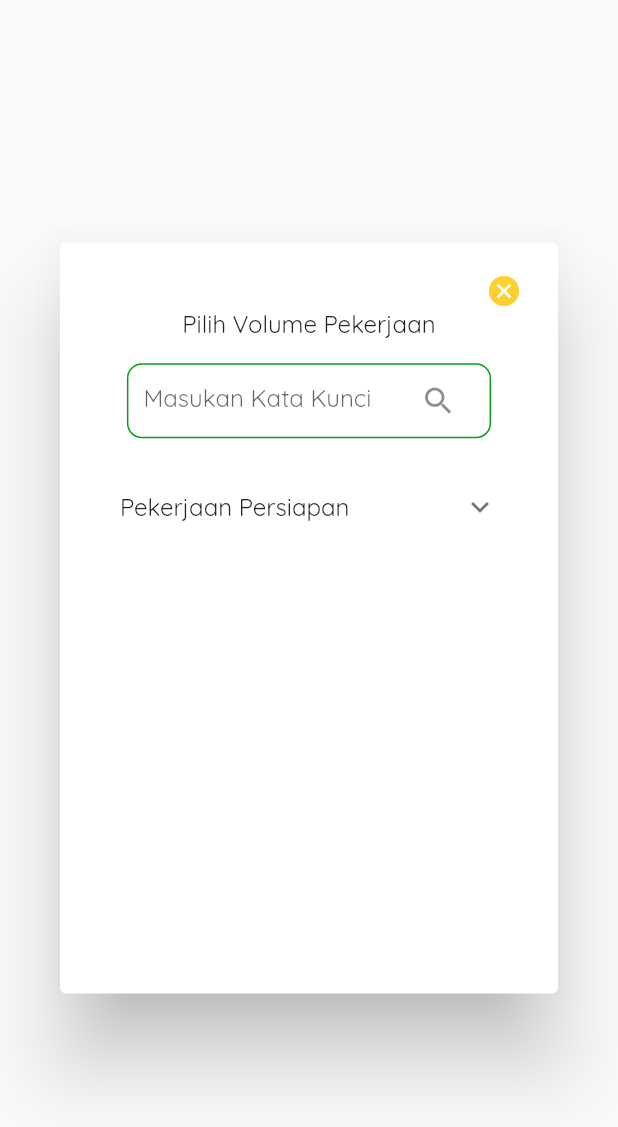
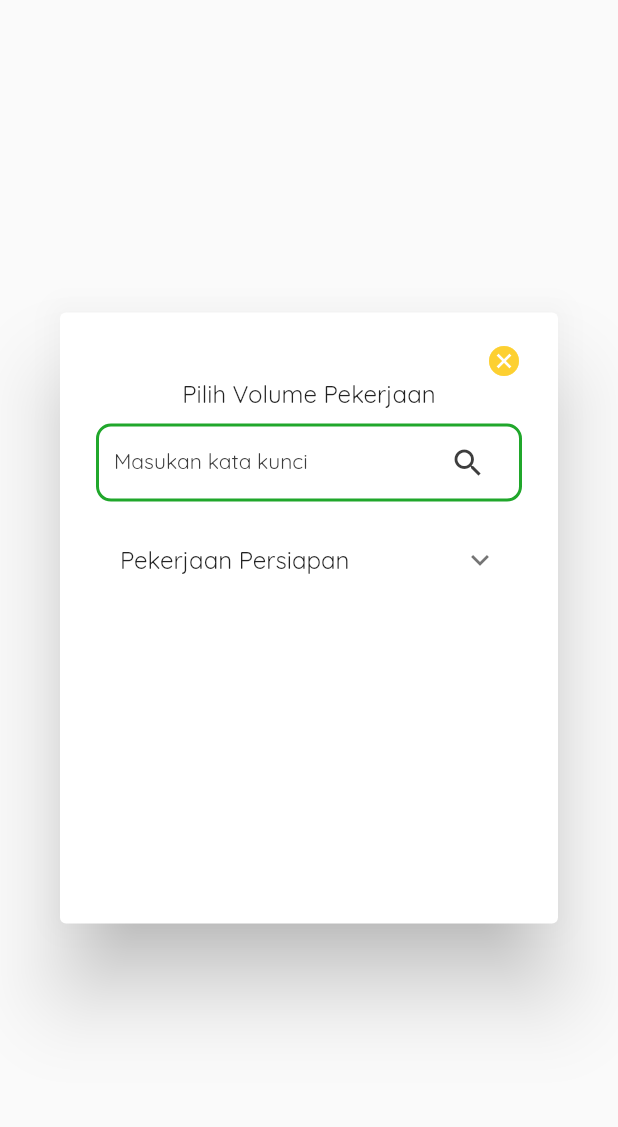
Before and after one commit to Beecons-Intern/Estimator.id, a Flutter app: the AlertAmbilVolume widget shown alone on an empty page, opened directly with empty values, on a phone screen of 412 x 824 dp. Shown: the top 1127 px of the screen. Run offline on Flutter 3.47's test engine with Material 2 defaults, Android fonts, the phone set to English and light mode, and no system bars; our stand-ins replace barcode_widget, dotted_border, dotted_line, fl_chart, flutter_svg, lottie and 2 more; missing offline and left inert: barcode, dart:ffi.

Commit message:
update alert ambil volume

```diff
--- a/lib/app/screens/Edit Volume/component/alert_ambil_volume.dart
+++ b/lib/app/screens/Edit Volume/component/alert_ambil_volume.dart
@@ -2,8 +2,6 @@ import 'dart:ui';
 
 import 'package:estimator_id/app/utilities/colors.dart';
 import 'package:flutter/material.dart';
-
-import '../../../Widget/search.dart';
 
 class AlertAmbilVolume extends StatefulWidget {
   const AlertAmbilVolume({
@@ -20,7 +18,6 @@ class AlertAmbilVolume extends StatefulWidget {
 class _AlertAmbilVolumeState extends State<AlertAmbilVolume> {
   @override
   Widget build(BuildContext context) {
-    int? hide;
     return AlertDialog(
       content: Column(
         crossAxisAlignment: CrossAxisAlignment.start,
@@ -45,10 +42,26 @@ class _AlertAmbilVolumeState extends State<AlertAmbilVolume> {
                   fontWeight: FontWeight.w400),
             ),
           ),
-          Searching(size: widget.size),
+
+          ///searching
+          Container(
+            margin: const EdgeInsets.symmetric(vertical: 10),
+            padding: const EdgeInsets.symmetric(horizontal: 10),
+            decoration: BoxDecoration(
+                border: Border.all(color: primary900, width: 2),
+                borderRadius: BorderRadius.circular(10)),
+            child: const TextField(
+              decoration: InputDecoration(
+                hintText: 'Masukan kata kunci',
+                hintStyle: TextStyle(fontSize: 14, color: neutral400),
+                suffixIcon: Icon(Icons.search, color: neutral400),
+                border: InputBorder.none,
+              ),
+            ),
+          ),
           SizedBox(
             width: widget.size.width,
-            height: widget.size.height * 0.4,
+            height: widget.size.height * 0.3,
             child: ListView.builder(
               itemCount: 1,
               itemBuilder: (context, index) => ExpansionTile(
@@ -246,7 +259,7 @@ class _AlertAmbilVolumeState extends State<AlertAmbilVolume> {
                                   style: TextStyle(fontSize: 12),
                                 ),
                                 Text(
-                                  "45",
+                                  "0.00",
                                   style: TextStyle(
                                     fontSize: 12,
                                     color: accentBrown400,
@@ -254,7 +267,7 @@ class _AlertAmbilVolumeState extends State<AlertAmbilVolume> {
                                 )
                               ],
                             ),
-                            SizedBox(width: widget.size.width * 0.185),
+                            SizedBox(width: widget.size.width * 0.16),
                             Column(
                               crossAxisAlignment: CrossAxisAlignment.start,
                               children: const [
--- a/lib/app/screens/Edit Volume/component/searching.dart
+++ /dev/null
@@ -1,27 +0,0 @@
-import 'package:estimator_id/app/utilities/colors.dart';
-import 'package:flutter/material.dart';
-
-class Searching extends StatelessWidget {
-  const Searching({
-    Key? key,
-  }) : super(key: key);
-
-  @override
-  Widget build(BuildContext context) {
-    return Container(
-      margin: const EdgeInsets.all(10),
-      padding: const EdgeInsets.symmetric(horizontal: 10),
-      decoration: BoxDecoration(
-          border: Border.all(color: primary900, width: 2),
-          borderRadius: BorderRadius.circular(10)),
-      child: const TextField(
-        decoration: InputDecoration(
-          hintText: 'Masukan kata kunci',
-          hintStyle: TextStyle(fontSize: 14, color: neutral400),
-          suffixIcon: Icon(Icons.search, color: neutral400),
-          border: InputBorder.none,
-        ),
-      ),
-    );
-  }
-}
--- a/lib/app/screens/Edit Volume/pages.dart
+++ b/lib/app/screens/Edit Volume/pages.dart
@@ -1,3 +1,4 @@
+import 'package:estimator_id/app/screens/Edit%20Volume/component/alert_ambil_volume.dart';
 import 'package:estimator_id/app/screens/copy_dan_duplikat_pekerjaan/component/tambah_kategori_pekerjaan.dart';
 import 'package:estimator_id/app/utilities/colors.dart';
 import 'package:flutter/material.dart';
@@ -162,7 +163,7 @@ class _PagesState extends State<Pages> {
                       onTap: () => showDialog(
                         context: context,
                         builder: (BuildContext context) =>
-                            AlertTAmbahKategoriPekerjaan(size: size),
+                            AlertAmbilVolume(size: size),
                       ),
                     )
                   ] else
--- a/lib/main.dart
+++ b/lib/main.dart
@@ -16,7 +16,7 @@ class MyApp extends StatelessWidget {
     return MaterialApp(
       title: 'Estimator',
       theme: ThemeData(fontFamily: 'Quicksand'),
-      home: const SubCopyPekerjaan(),
+      home: const Pages(),
       // routes: AppPage.pages,
       // initialRoute: '/',
     );
```
